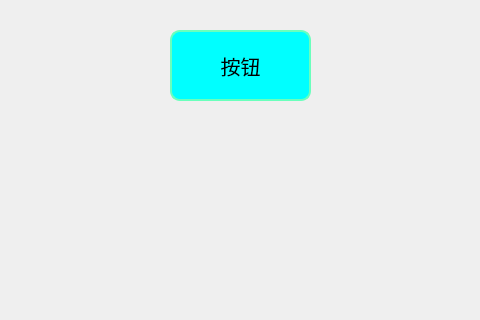
This is code/qss_10/widget.ui in Lotso-ww/-QT_studying as Qt 5 draws it before an edit; both pictures show x 100 to 580 and y 130 to 450 of the 800 by 600 pixel window. The edited form follows.
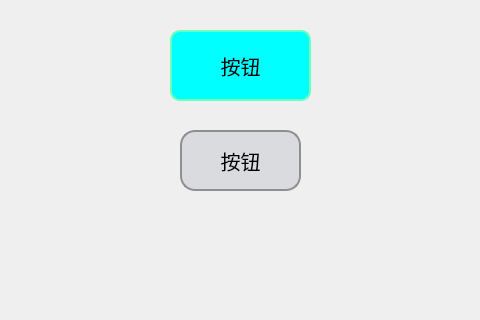
This is the edited form.

Commit message: 给控件设置样式

Diff of the .ui file:
```diff
--- a/code/qss_10/widget.ui
+++ b/code/qss_10/widget.ui
@@ -38,6 +38,47 @@
     <string>按钮</string>
    </property>
   </widget>
+  <widget class="QPushButton" name="pushButton_2">
+   <property name="geometry">
+    <rect>
+     <x>280</x>
+     <y>260</y>
+     <width>121</width>
+     <height>61</height>
+    </rect>
+   </property>
+   <property name="styleSheet">
+    <string notr="true">/* 按钮基础样式：圆角、灰色背景、边框 */
+QPushButton {
+    font-size: 20px;          /* 文字大小 */
+    border: 2px solid #8f8f91;/* 边框：宽度+颜色 */
+    border-radius: 15px;     /* 圆角（数值越大越圆） */
+    background-color: #dadbde;/* 背景色 */
+    padding: 8px 20px;      /* 内边距：上下8px，左右20px（扩大点击区域） */
+}
+
+/* 鼠标悬停状态：背景色变浅 */
+QPushButton:hover {
+    background-color: #e8e9ed;
+}
+
+/* 鼠标按压状态：背景色变白，边框内陷 */
+QPushButton:pressed {
+    background-color: #f6f7fa;
+    border-style: inset;     /* 边框内陷，模拟按压效果 */
+}
+
+/* 禁用状态：灰色背景+灰色文字 */
+QPushButton:disabled {
+    background-color: #f0f0f0;
+    color: #999;
+    border-color: #ddd;
+}</string>
+   </property>
+   <property name="text">
+    <string>按钮</string>
+   </property>
+  </widget>
  </widget>
  <resources/>
  <connections/>
```
The commit also changes 7 other files.
